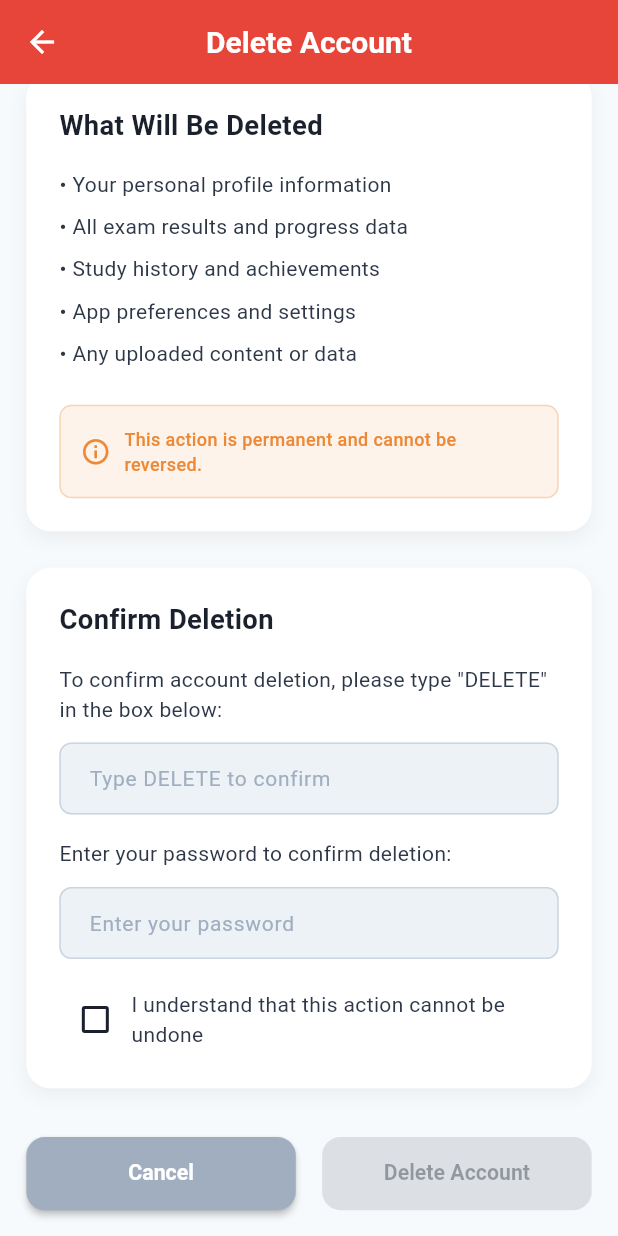
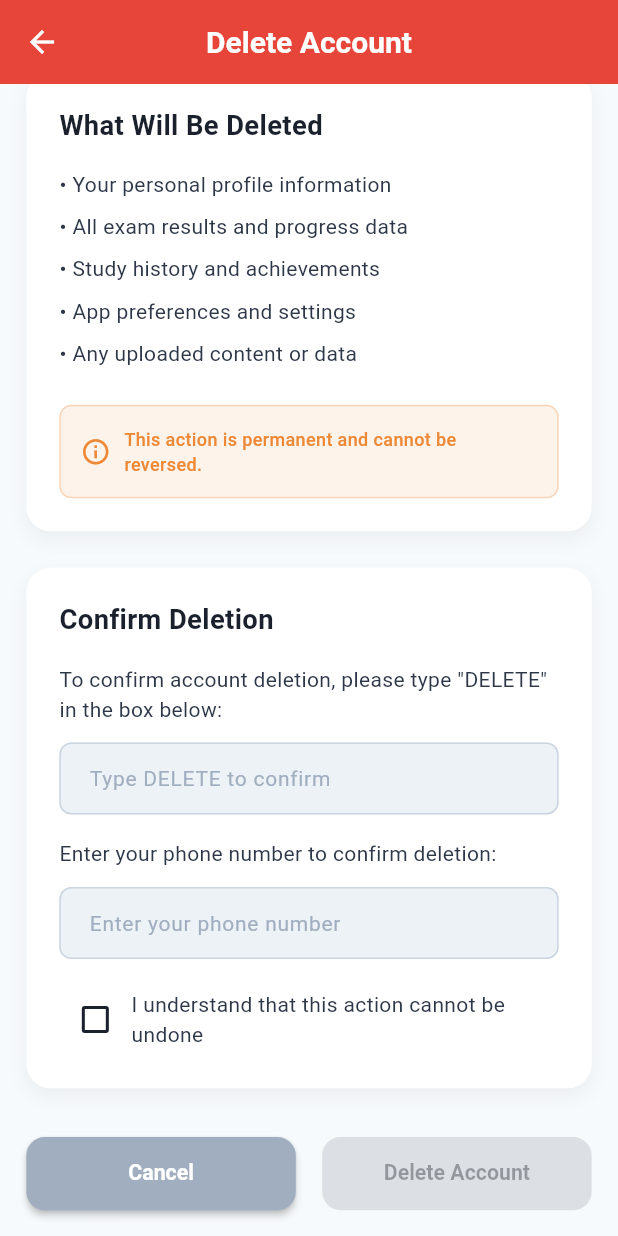
Before and after one commit to codetraildevs/learn-traffic-rules, a Flutter app: the DeleteAccountScreen screen opened by its route, scrolled down 421 dp, on a phone screen of 412 x 824 dp. Run offline on Flutter 3.47's test engine with Material 3 defaults, Android fonts, the light colour scheme and no system bars; our stand-ins replace connectivity_plus, device_info_plus, file_picker, flutter_local_notifications, flutter_riverpod, flutter_screenutil and 3 more; missing offline and left inert: flash_message; accounts and stored records are empty; Roboto replaces fonts that are missing (Poppins); project files that could hold a hidden picture were left out.

Commit message:
Change delete account verification from password to phone number
- Update DeleteAccountRequest model to use phoneNumber instead of password
- Modify API service to send phoneNumber in request body
- Update delete account screen to ask for phone number instead of password
- Change input field from password to phone number with proper keyboard type
- Update validation logic to check phone number field
- Remove password-based verification since passwords are no longer used in the app

```diff
--- a/frontend/lib/models/user_model.dart
+++ b/frontend/lib/models/user_model.dart
@@ -176,9 +176,9 @@ class ResetPasswordRequest {
 
 @JsonSerializable()
 class DeleteAccountRequest {
-  final String password;
+  final String phoneNumber;
 
-  DeleteAccountRequest({required this.password});
+  DeleteAccountRequest({required this.phoneNumber});
 
   factory DeleteAccountRequest.fromJson(Map<String, dynamic> json) =>
       _$DeleteAccountRequestFromJson(json);
--- a/frontend/lib/providers/auth_provider.dart
+++ b/frontend/lib/providers/auth_provider.dart
@@ -414,7 +414,7 @@ class AuthNotifier extends StateNotifier<AuthState> {
     try {
       state = state.copyWith(isLoading: true, error: null);
 
-      final response = await _apiService.deleteAccount();
+      final response = await _apiService.deleteAccount(request.phoneNumber);
 
       if ((response['success'] as bool?) ?? false) {
         await logout();
--- a/frontend/lib/screens/user/delete_account_screen.dart
+++ b/frontend/lib/screens/user/delete_account_screen.dart
@@ -19,12 +19,12 @@ class _DeleteAccountScreenState extends ConsumerState<DeleteAccountScreen> {
   bool _isLoading = false;
   bool _confirmDeletion = false;
   final TextEditingController _confirmationController = TextEditingController();
-  final TextEditingController _passwordController = TextEditingController();
+  final TextEditingController _phoneController = TextEditingController();
 
   @override
   void dispose() {
     _confirmationController.dispose();
-    _passwordController.dispose();
+    _phoneController.dispose();
     super.dispose();
   }
 
@@ -232,17 +232,17 @@ class _DeleteAccountScreenState extends ConsumerState<DeleteAccountScreen> {
                   ),
                   SizedBox(height: 16.h),
                   Text(
-                    'Enter your password to confirm deletion:',
+                    'Enter your phone number to confirm deletion:',
                     style: AppTextStyles.bodyMedium.copyWith(
                       color: AppColors.grey700,
                     ),
                   ),
                   SizedBox(height: 12.h),
                   TextField(
-                    controller: _passwordController,
-                    obscureText: true,
+                    controller: _phoneController,
+                    keyboardType: TextInputType.phone,
                     decoration: InputDecoration(
-                      hintText: 'Enter your password',
+                      hintText: 'Enter your phone number',
                       border: OutlineInputBorder(
                         borderRadius: BorderRadius.circular(8.r),
                       ),
@@ -302,7 +302,10 @@ class _DeleteAccountScreenState extends ConsumerState<DeleteAccountScreen> {
                 Expanded(
                   child: CustomButton(
                     text: 'Delete Account',
-                    onPressed: _confirmDeletion && _passwordController.text.isNotEmpty && !_isLoading
+                    onPressed:
+                        _confirmDeletion &&
+                            _phoneController.text.isNotEmpty &&
+                            !_isLoading
                         ? _deleteAccount
                         : null,
                     backgroundColor: AppColors.error,
@@ -395,8 +398,8 @@ class _DeleteAccountScreenState extends ConsumerState<DeleteAccountScreen> {
         return;
       }
 
-      // Call delete account API with password
-      await _apiService.deleteAccount(_passwordController.text);
+      // Call delete account API with phone number
+      await _apiService.deleteAccount(_phoneController.text);
 
       // Show success message
       if (mounted) {
--- a/frontend/lib/services/api_service.dart
+++ b/frontend/lib/services/api_service.dart
@@ -328,11 +328,11 @@ class ApiService {
     );
   }
 
-  Future<Map<String, dynamic>> deleteAccount(String password) async {
+  Future<Map<String, dynamic>> deleteAccount(String phoneNumber) async {
     return await makeRequest(
       'POST',
       '${AppConstants.authEndpoint}/delete-account',
-      body: {'password': password},
+      body: {'phoneNumber': phoneNumber},
     );
   }
 
```
